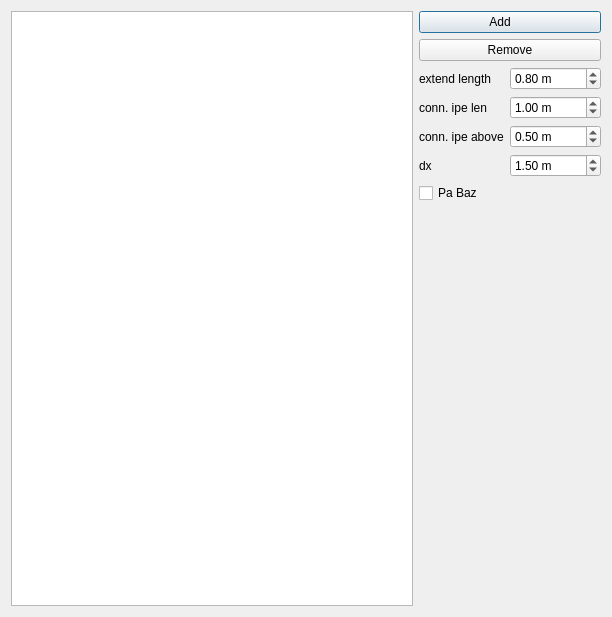
ebrahimraeyat/SteelColumn, file Resources/ui/column.ui: the form before one commit.
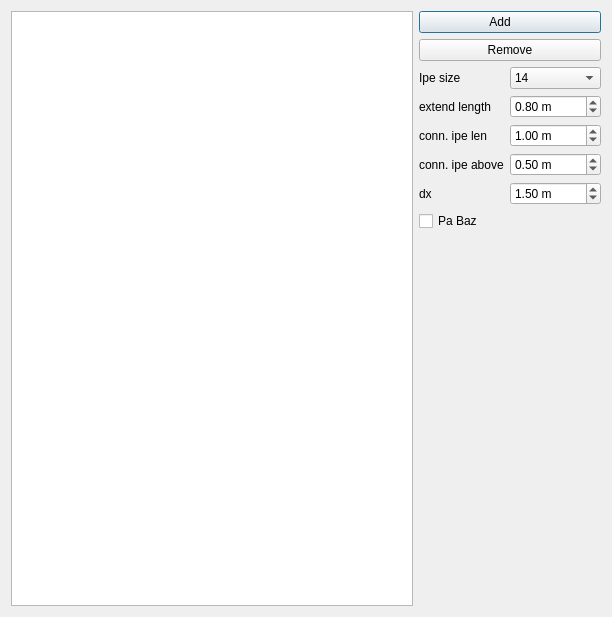
The form after the commit. Icons and pictures are not drawn.

Commit message: add ipe size option in Gui

What changed in the file:
```diff
--- a/Resources/ui/column.ui
+++ b/Resources/ui/column.ui
@@ -43,15 +43,8 @@
      </item>
      <item>
       <layout class="QGridLayout" name="gridLayout">
-       <item row="0" column="0">
-        <widget class="QLabel" name="label">
-         <property name="text">
-          <string>extend length</string>
-         </property>
-        </widget>
-       </item>
-       <item row="0" column="1">
-        <widget class="QDoubleSpinBox" name="extend_length">
+       <item row="3" column="1">
+        <widget class="QDoubleSpinBox" name="connection_ipe_length">
          <property name="suffix">
           <string> m</string>
          </property>
@@ -59,37 +52,17 @@
           <double>0.500000000000000</double>
          </property>
          <property name="maximum">
-          <double>2.000000000000000</double>
+          <double>3.000000000000000</double>
          </property>
          <property name="singleStep">
           <double>0.100000000000000</double>
          </property>
          <property name="value">
-          <double>0.800000000000000</double>
+          <double>1.000000000000000</double>
          </property>
         </widget>
        </item>
        <item row="3" column="0">
-        <widget class="QLabel" name="label_3">
-         <property name="text">
-          <string>dx</string>
-         </property>
-         <property name="alignment">
-          <set>Qt::AlignLeading|Qt::AlignLeft|Qt::AlignVCenter</set>
-         </property>
-        </widget>
-       </item>
-       <item row="2" column="0">
-        <widget class="QLabel" name="label_2">
-         <property name="text">
-          <string>conn. ipe above</string>
-         </property>
-         <property name="alignment">
-          <set>Qt::AlignLeading|Qt::AlignLeft|Qt::AlignVCenter</set>
-         </property>
-        </widget>
-       </item>
-       <item row="1" column="0">
         <widget class="QLabel" name="label_4">
          <property name="text">
           <string>conn. ipe len</string>
@@ -99,13 +72,23 @@
          </property>
         </widget>
        </item>
-       <item row="1" column="1">
-        <widget class="QDoubleSpinBox" name="connection_ipe_length">
+       <item row="4" column="0">
+        <widget class="QLabel" name="label_2">
+         <property name="text">
+          <string>conn. ipe above</string>
+         </property>
+         <property name="alignment">
+          <set>Qt::AlignLeading|Qt::AlignLeft|Qt::AlignVCenter</set>
+         </property>
+        </widget>
+       </item>
+       <item row="4" column="1">
+        <widget class="QDoubleSpinBox" name="connection_ipe_above">
          <property name="suffix">
           <string> m</string>
          </property>
          <property name="minimum">
-          <double>0.500000000000000</double>
+          <double>0.200000000000000</double>
          </property>
          <property name="maximum">
           <double>3.000000000000000</double>
@@ -114,11 +97,11 @@
           <double>0.100000000000000</double>
          </property>
          <property name="value">
-          <double>1.000000000000000</double>
+          <double>0.500000000000000</double>
          </property>
         </widget>
        </item>
-       <item row="3" column="1">
+       <item row="5" column="1">
         <widget class="QDoubleSpinBox" name="deltax">
          <property name="suffix">
           <string> m</string>
@@ -134,25 +117,101 @@
          </property>
         </widget>
        </item>
+       <item row="5" column="0">
+        <widget class="QLabel" name="label_3">
+         <property name="text">
+          <string>dx</string>
+         </property>
+         <property name="alignment">
+          <set>Qt::AlignLeading|Qt::AlignLeft|Qt::AlignVCenter</set>
+         </property>
+        </widget>
+       </item>
        <item row="2" column="1">
-        <widget class="QDoubleSpinBox" name="connection_ipe_above">
+        <widget class="QDoubleSpinBox" name="extend_length">
          <property name="suffix">
           <string> m</string>
          </property>
          <property name="minimum">
-          <double>0.200000000000000</double>
+          <double>0.500000000000000</double>
          </property>
          <property name="maximum">
-          <double>3.000000000000000</double>
+          <double>2.000000000000000</double>
          </property>
          <property name="singleStep">
           <double>0.100000000000000</double>
          </property>
          <property name="value">
-          <double>0.500000000000000</double>
+          <double>0.800000000000000</double>
          </property>
         </widget>
        </item>
+       <item row="1" column="0">
+        <widget class="QLabel" name="label_5">
+         <property name="text">
+          <string>Ipe size</string>
+         </property>
+        </widget>
+       </item>
+       <item row="2" column="0">
+        <widget class="QLabel" name="label">
+         <property name="text">
+          <string>extend length</string>
+         </property>
+        </widget>
+       </item>
+       <item row="1" column="1">
+        <widget class="QComboBox" name="ipe_size">
+         <property name="currentIndex">
+          <number>1</number>
+         </property>
+         <item>
+          <property name="text">
+           <string>12</string>
+          </property>
+         </item>
+         <item>
+          <property name="text">
+           <string>14</string>
+          </property>
+         </item>
+         <item>
+          <property name="text">
+           <string>16</string>
+          </property>
+         </item>
+         <item>
+          <property name="text">
+           <string>18</string>
+          </property>
+         </item>
+         <item>
+          <property name="text">
+           <string>20</string>
+          </property>
+         </item>
+         <item>
+          <property name="text">
+           <string>22</string>
+          </property>
+         </item>
+         <item>
+          <property name="text">
+           <string>24</string>
+          </property>
+         </item>
+         <item>
+          <property name="text">
+           <string>27</string>
+          </property>
+         </item>
+         <item>
+          <property name="text">
+           <string>30</string>
+          </property>
+         </item>
+        </widget>
+       </item>
       </layout>
      </item>
      <item>
```
The commit also changes 1 other file.
